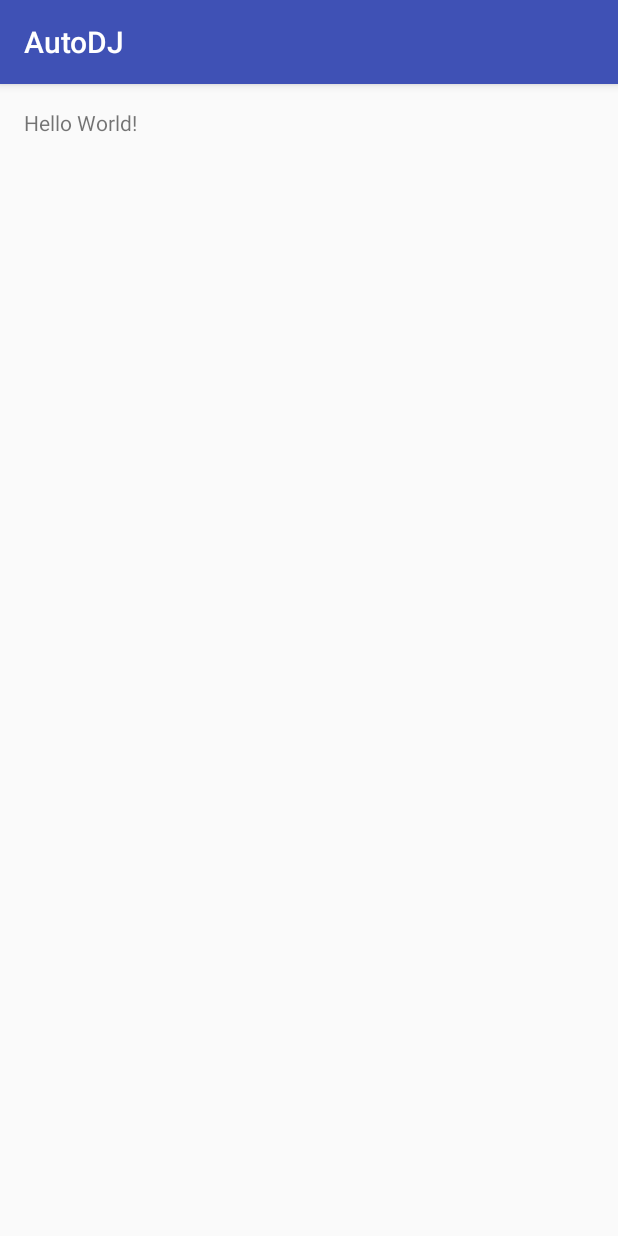
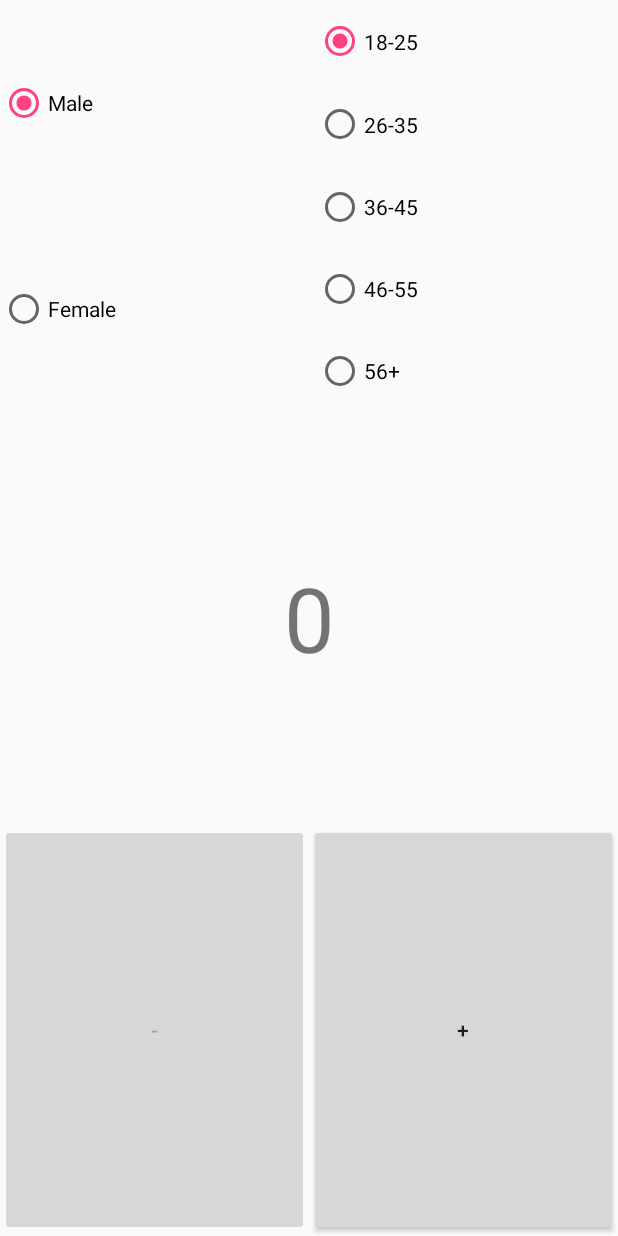
Before and after one commit to hackoutwest2016/deeeeeedjay, an Android app: the screen it shows after launch (CounterActivity), on a phone screen of 412 x 824 dp. Run offline under Robolectric (Android 15) with nearby library versions, the phone set to English and light mode, and no system bars; our stand-ins replace ButterKnife.

Commit message:
Added initial functionality

```diff
--- a/android/AutoDJ/app/build.gradle
+++ b/android/AutoDJ/app/build.gradle
@@ -7,7 +7,7 @@ android {
 
     defaultConfig {
         applicationId "com.hackoutwest.adderollen.autodj"
-        minSdkVersion 18
+        minSdkVersion 22
         targetSdkVersion 23
         versionCode 1
         versionName "1.0"
--- a/android/AutoDJ/app/src/main/AndroidManifest.xml
+++ b/android/AutoDJ/app/src/main/AndroidManifest.xml
@@ -8,7 +8,7 @@
         android:label="@string/app_name"
         android:theme="@style/AppTheme">
 
-        <activity android:name=".CounterActivity">
+        <activity android:name=".Activities.Activities.CounterActivity">
             <intent-filter>
                 <action android:name="android.intent.action.MAIN"/>
 
--- /dev/null
+++ b/android/AutoDJ/app/src/main/java/com/hackoutwest/adderollen/autodj/Activities/Activities/CounterActivity.java
@@ -0,0 +1,167 @@
+package com.hackoutwest.adderollen.autodj.Activities.Activities;
+
+import android.support.v7.app.AppCompatActivity;
+import android.os.Bundle;
+import android.util.Log;
+import android.widget.Button;
+import android.widget.RadioButton;
+import android.widget.RadioGroup;
+import android.widget.TextView;
+
+import com.hackoutwest.adderollen.autodj.Activities.AsyncTasks.AsyncSendClick;
+import com.hackoutwest.adderollen.autodj.Activities.Constants;
+import com.hackoutwest.adderollen.autodj.R;
+
+import java.util.HashMap;
+import java.util.Map;
+
+import butterknife.Bind;
+import butterknife.ButterKnife;
+import butterknife.OnClick;
+
+public class CounterActivity extends AppCompatActivity {
+
+    private static final String TAG = "CounterActivity";
+
+    @Bind(R.id.gender_radiogroup)
+    RadioGroup genderRadioGroup;
+
+    @Bind(R.id.male_radiobutton)
+    RadioButton maleRadioButton;
+
+    @Bind(R.id.female_radiobutton)
+    RadioButton femaleRadioButton;
+
+    @Bind(R.id.age_radiogroup)
+    RadioGroup ageRadioGroup;
+
+    @Bind(R.id.age_1_radiobutton)
+    RadioButton ageOneRadioButton;
+
+    @Bind(R.id.age_2_radiobutton)
+    RadioButton ageTwoRadioButton;
+
+    @Bind(R.id.age_3_radiobutton)
+    RadioButton ageThreeRadioButton;
+
+    @Bind(R.id.age_4_radiobutton)
+    RadioButton ageFourRadioButton;
+
+    @Bind(R.id.inc_button)
+    Button incButton;
+
+    @Bind(R.id.dec_button)
+    Button decButton;
+
+    @Bind(R.id.current_guest_amount_textview)
+    TextView currentGuestAmountTextview;
+
+    @Override
+    protected void onCreate(Bundle savedInstanceState) {
+        super.onCreate(savedInstanceState);
+        setContentView(R.layout.activity_counter);
+        ButterKnife.bind(this);
+
+        int currentGuestNumber = Integer.parseInt(currentGuestAmountTextview.getText().toString());
+        if (currentGuestNumber == 0) {
+            decButton.setEnabled(false);
+        }
+
+    }
+
+    @OnClick(R.id.inc_button)
+    public void incClick() {
+        sendClick(Constants.INC);
+    }
+
+    @OnClick(R.id.dec_button)
+    public void decClick() {
+        sendClick(Constants.DEC);
+    }
+
+
+    private void updateGuestNumber(int value) {
+        int currentGuestNumber = Integer.parseInt(currentGuestAmountTextview.getText().toString());
+        switch (value) {
+            case Constants.INC:
+                currentGuestNumber++;
+                if (currentGuestNumber > 0) {
+                    decButton.setEnabled(true);
+                }
+                break;
+            case Constants.DEC:
+                currentGuestNumber--;
+                if (currentGuestNumber == 0) {
+                    decButton.setEnabled(false);
+                }
+                break;
+            default:
+                Log.e(TAG, "Invalid click value0");
+                break;
+        }
+        currentGuestAmountTextview.setText(String.valueOf(currentGuestNumber));
+    }
+
+    private void sendClick(int value) {
+        updateGuestNumber(value);
+        int genderRadioButtonId = genderRadioGroup.getCheckedRadioButtonId();
+        int ageRadioButtonId = ageRadioGroup.getCheckedRadioButtonId();
+        String ageGroup;
+        String gender = "";
+        String incDec;
+
+        switch (ageRadioButtonId) {
+            case Constants.AGE_GROUP_1:
+                ageGroup = Constants.AGE_GROUP_1_STRING;
+                break;
+            case Constants.AGE_GROUP_2:
+                ageGroup = Constants.AGE_GROUP_2_STRING;
+                break;
+            case Constants.AGE_GROUP_3:
+                ageGroup = Constants.AGE_GROUP_3_STRING;
+                break;
+            case Constants.AGE_GROUP_4:
+                ageGroup = Constants.AGE_GROUP_4_STRING;
+                break;
+            case Constants.AGE_GROUP_5:
+                ageGroup = Constants.AGE_GROUP_5_STRING;
+                break;
+            default:
+                ageGroup = "Invalid age group";
+
+        }
+
+        switch (genderRadioButtonId) {
+            case Constants.GENDER_MALE:
+                gender = Constants.GENDER_MALE_STRING;
+                break;
+            case Constants.GENDER_FEMALE:
+                gender = Constants.GENDER_FEMALE_STRING;
+                break;
+            default:
+                gender = "Invalid gender";
+        }
+
+        switch (value) {
+            case Constants.INC:
+                incDec = Constants.INC_STRING;
+                break;
+            case Constants.DEC:
+                incDec = Constants.DEC_STRING;
+                break;
+            default:
+                incDec = "Invalid value";
+        }
+
+        Map<String, String> parameters = new HashMap<>(3);
+
+        parameters.put(Constants.AGE, ageGroup);
+        parameters.put(Constants.GENDER, gender);
+        parameters.put(Constants.VALUE, incDec);
+
+        //new AsyncSendClick(this).execute(parameters);
+
+    }
+
+
+}
--- a/android/AutoDJ/app/src/main/java/com/hackoutwest/adderollen/autodj/CounterActivity.java
+++ /dev/null
@@ -1,17 +0,0 @@
-package com.hackoutwest.adderollen.autodj;
-
-import android.support.v7.app.AppCompatActivity;
-import android.os.Bundle;
-
-import butterknife.ButterKnife;
-
-public class CounterActivity extends AppCompatActivity {
-
-    @Override
-    protected void onCreate(Bundle savedInstanceState) {
-        super.onCreate(savedInstanceState);
-        setContentView(R.layout.activity_counter);
-        ButterKnife.bind(this);
-
-    }
-}
--- a/android/AutoDJ/app/src/main/res/layout/activity_counter.xml
+++ b/android/AutoDJ/app/src/main/res/layout/activity_counter.xml
@@ -1,17 +1,128 @@
 <?xml version="1.0" encoding="utf-8"?>
-<RelativeLayout
+<LinearLayout
     xmlns:android="http://schemas.android.com/apk/res/android"
     xmlns:tools="http://schemas.android.com/tools"
     android:layout_width="match_parent"
     android:layout_height="match_parent"
-    android:paddingBottom="@dimen/activity_vertical_margin"
-    android:paddingLeft="@dimen/activity_horizontal_margin"
-    android:paddingRight="@dimen/activity_horizontal_margin"
-    android:paddingTop="@dimen/activity_vertical_margin"
-    tools:context="com.hackoutwest.adderollen.autodj.CounterActivity">
+    android:orientation="vertical"
+    tools:context=".Activities.Activities.CounterActivity">
+
+    <LinearLayout
+        android:layout_width="match_parent"
+        android:layout_height="match_parent"
+        android:layout_weight="1"
+        android:orientation="horizontal">
+
+        <RadioGroup
+            android:id="@+id/gender_radiogroup"
+            android:layout_width="wrap_content"
+            android:layout_height="match_parent"
+            android:layout_weight="1"
+            android:orientation="vertical">
+
+            <RadioButton
+                android:id="@+id/male_radiobutton"
+                android:layout_width="match_parent"
+                android:layout_height="match_parent"
+                android:layout_weight="1"
+                android:checked="true"
+                android:text="@string/male"
+                />
+
+            <RadioButton
+                android:id="@+id/female_radiobutton"
+                android:layout_width="match_parent"
+                android:layout_height="match_parent"
+                android:layout_weight="1"
+                android:text="@string/female"/>
+
+        </RadioGroup>
+
+        <RadioGroup
+            android:id="@+id/age_radiogroup"
+            android:layout_width="wrap_content"
+            android:layout_height="match_parent"
+            android:layout_weight="1"
+            android:orientation="vertical"
+            >
+
+            <RadioButton
+                android:id="@+id/age_1_radiobutton"
+                android:layout_width="match_parent"
+                android:layout_height="match_parent"
+                android:layout_weight="1"
+                android:checked="true"
+                android:text="@string/age_span_1"
+                />
+            <RadioButton
+                android:id="@+id/age_2_radiobutton"
+                android:layout_width="match_parent"
+                android:layout_height="match_parent"
+                android:layout_weight="1"
+                android:text="@string/age_span_2"
+                />
+            <RadioButton
+                android:id="@+id/age_3_radiobutton"
+                android:layout_width="match_parent"
+                android:layout_height="match_parent"
+                android:layout_weight="1"
+                android:text="@string/age_span_3"
+                />
+            <RadioButton
+                android:id="@+id/age_4_radiobutton"
+                android:layout_width="match_parent"
+                android:layout_height="match_parent"
+                android:layout_weight="1"
+                android:text="@string/age_span_4"
+                />
+            <RadioButton
+                android:id="@+id/age_5_radiobutton"
+                android:layout_width="match_parent"
+                android:layout_height="match_parent"
+                android:layout_weight="1"
+                android:text="@string/age_span_5"
+                />
+
+        </RadioGroup>
+
+
+    </LinearLayout>
 
     <TextView
-        android:layout_width="wrap_content"
-        android:layout_height="wrap_content"
-        android:text="Hello World!"/>
-</RelativeLayout>
+        android:id="@+id/current_guest_amount_textview"
+        android:layout_width="match_parent"
+        android:layout_height="match_parent"
+        android:layout_weight="1"
+        android:text="0"
+        android:textSize="60sp"
+        android:gravity="center"
+        />
+
+    <LinearLayout
+        android:id="@+id/inc_dec_container"
+        android:layout_width="match_parent"
+        android:layout_height="match_parent"
+        android:layout_weight="1"
+        android:orientation="horizontal"
+        >
+
+        <Button
+            android:id="@+id/dec_button"
+            android:layout_width="match_parent"
+            android:layout_height="match_parent"
+            android:layout_weight="1"
+            android:text="@string/decrement"
+            />
+
+        <Button
+            android:id="@+id/inc_button"
+            android:layout_width="match_parent"
+            android:layout_height="match_parent"
+            android:layout_weight="1"
+            android:text="@string/increment"
+            />
+
+    </LinearLayout>
+
+
+</LinearLayout>
--- a/android/AutoDJ/app/src/main/res/values/strings.xml
+++ b/android/AutoDJ/app/src/main/res/values/strings.xml
@@ -1,3 +1,14 @@
 <resources>
     <string name="app_name">AutoDJ</string>
+
+    <string name="male">Male</string>
+    <string name="female">Female</string>
+    <string name="age_span_1">18-25</string>
+    <string name="age_span_2">26-35</string>
+    <string name="age_span_3">36-45</string>
+    <string name="age_span_4">46-55</string>
+    <string name="age_span_5">56+</string>
+    <string name="increment">+</string>
+    <string name="decrement">-</string>
+
 </resources>
--- a/android/AutoDJ/app/src/main/res/values/styles.xml
+++ b/android/AutoDJ/app/src/main/res/values/styles.xml
@@ -6,6 +6,10 @@
         <item name="colorPrimary">@color/colorPrimary</item>
         <item name="colorPrimaryDark">@color/colorPrimaryDark</item>
         <item name="colorAccent">@color/colorAccent</item>
+        <item name="windowNoTitle">true</item>
+        <item name="windowActionBar">false</item>
+        <item name="android:windowFullscreen">true</item>
+        <item name="android:windowContentOverlay">@null</item>
     </style>
 
 </resources>
```
Also changed, not shown: android/AutoDJ/app/src/main/java/com/hackoutwest/adderollen/autodj/Activities/AsyncTasks/AsyncSendClick.java (added, +102 -0 lines), android/AutoDJ/app/src/main/java/com/hackoutwest/adderollen/autodj/Activities/Constants.java (added, +40 -0 lines).
